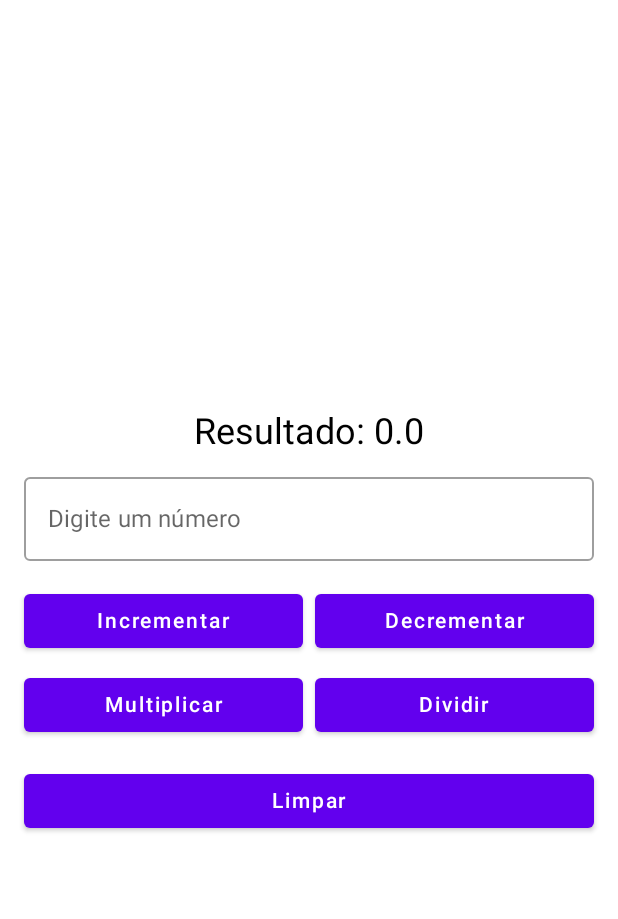
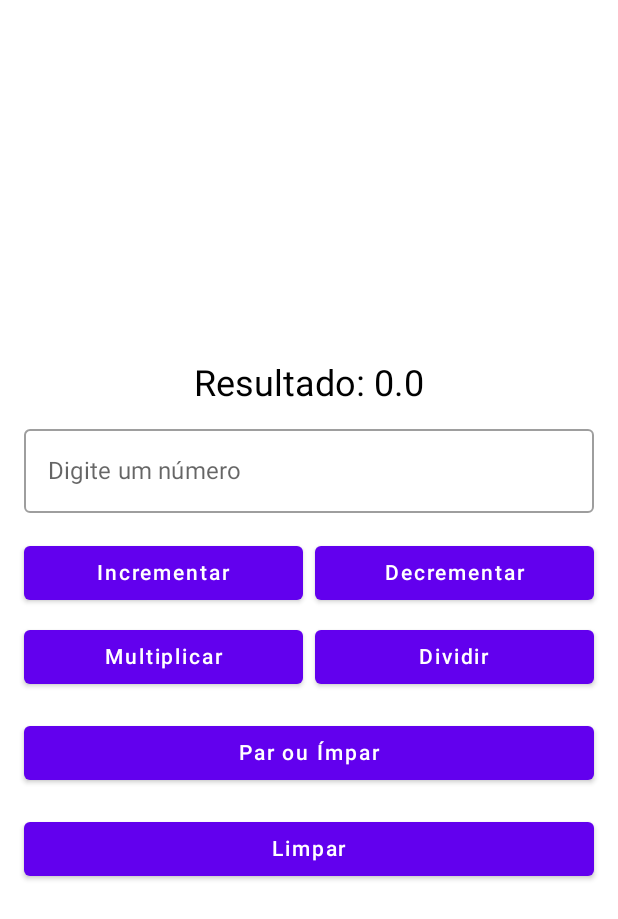
Before and after one commit to iaraslima/DevelopmentMobile, an Android app built with Jetpack Compose: the screen it shows after launch (MainActivity), on a phone screen of 412 x 824 dp. Shown: the top 919 px of the screen. Run offline under Robolectric (Android 15) with nearby library versions, the phone set to English and light mode, and no system bars.

Commit message:
counterapp

```diff
--- a/CounterApp/app/src/main/java/com/example/counterapp/MainActivity.kt
+++ b/CounterApp/app/src/main/java/com/example/counterapp/MainActivity.kt
@@ -38,8 +38,8 @@ fun CounterApp(){
 
     Column (horizontalAlignment = Alignment.CenterHorizontally,
                 modifier = Modifier
-                .fillMaxSize()
-                .padding(16.dp),
+                    .fillMaxSize()
+                    .padding(16.dp),
         verticalArrangement = Arrangement.Center
     ) {
         Text (
@@ -99,7 +99,7 @@ fun CounterApp(){
             Button(
                 onClick = {
                     val value = input.toDoubleOrNull() ?: 1.0
-                    if(value != 0.0) {
+                    if (value != 0.0){
                         result /= value
                     }
                     input = ""
@@ -114,6 +114,23 @@ fun CounterApp(){
 
         Button(
             onClick = {
+                val value = input.toDoubleOrNull() ?: 1.0
+                if (value % 1 == 0.0 && value.toInt() % 2 != 0){
+                    input = "Ímpar"
+                }
+                else{
+                    input = "Par"
+                }
+            },
+            modifier = Modifier.fillMaxWidth()
+        ){
+            Text("Par ou Ímpar")
+        }
+
+        Spacer(modifier = Modifier.height(16.dp))
+
+        Button(
+            onClick = {
                 result = 0.0
                 input = ""
             },
@@ -121,5 +138,7 @@ fun CounterApp(){
         ){
             Text("Limpar")
         }
+
+
     }
 }
```
